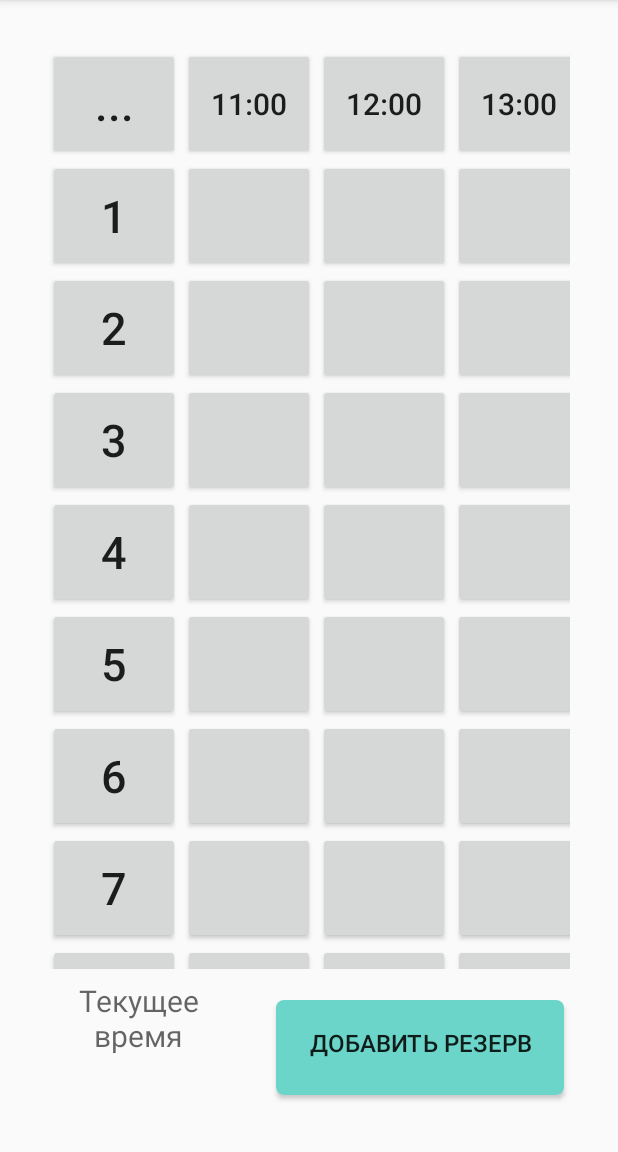
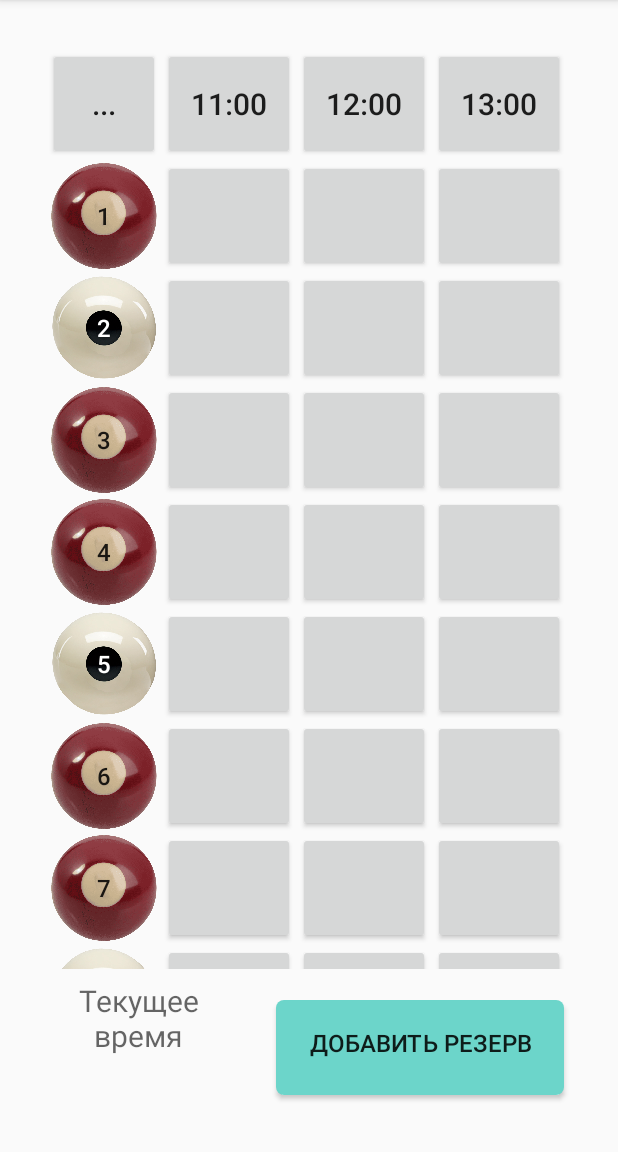
Before and after one commit to Gasayni/Billiard, an Android app: the CommonActivity screen opened directly, with no data from a screen before it, on a phone screen of 412 x 824 dp, the part 84-1236 px from its top. Run offline under Robolectric (Android 15) with nearby library versions, the phone set to English and light mode, and no system bars.

Commit message:
Работает шапка столов с картинками. Подключил для шапки столов БД (табл. Tables)

```diff
--- a/app/src/main/java/com/gas/billiard/CommonActivity.java
+++ b/app/src/main/java/com/gas/billiard/CommonActivity.java
@@ -1,13 +1,11 @@
 package com.gas.billiard;
-
-import static java.time.temporal.ChronoUnit.MINUTES;
 
 import android.annotation.SuppressLint;
 import android.content.ContentValues;
 import android.content.Intent;
 import android.database.Cursor;
 import android.database.sqlite.SQLiteDatabase;
-import android.os.Handler;
+import android.graphics.Color;
 import android.support.v7.app.AppCompatActivity;
 import android.os.Bundle;
 import android.util.Log;
@@ -22,7 +20,6 @@ import java.util.ArrayList;
 import java.util.Date;
 import java.util.List;
 import java.util.Locale;
-import java.util.concurrent.TimeUnit;
 
 public class CommonActivity extends AppCompatActivity implements View.OnClickListener {
     private Date currentTime;
@@ -40,6 +37,8 @@ public class CommonActivity extends AppCompatActivity implements View.OnClickLis
     private final int tableCount = 19;
     Button btnDate, btnTableHead, btnTime, btnTable;
     private int marginLength;
+    // листы для тегов
+    List<Button> btnTableHeadTagsList = new ArrayList<>();
 
     // БД
     DBHelper dbHelper;
@@ -66,7 +65,7 @@ public class CommonActivity extends AppCompatActivity implements View.OnClickLis
         dbHelper = new DBHelper(this);
         database = dbHelper.getWritableDatabase();
         contentValues = new ContentValues();
-//        choseTypeTable();
+        choseTypeTable();
 
         // нам нужно загрузить с Таблиц каждого стола данные о резервах на сегодня
 //        reserveToday();
@@ -128,83 +127,84 @@ public class CommonActivity extends AppCompatActivity implements View.OnClickLis
             int numberTableIndex = cursorTables.getColumnIndex(DBHelper.KEY_ID);
             int typeIndex = cursorTables.getColumnIndex(DBHelper.KEY_TYPE);
             int descriptionIndex = cursorTables.getColumnIndex(DBHelper.KEY_DESCRIPTION);
+            int i = 0;
             do {
-                // находим каждый кнопки столов
+                // находим кнопки столов
                 switch (cursorTables.getInt(numberTableIndex)) {
                     case 1: {
-                        btnTableHead = btnTableHead.findViewWithTag("btnTableHead1");
+                        btnTableHead = btnTableHeadTagsList.get(i).findViewWithTag("btnTableHead1");
                         break;
                     }
                     case 2: {
-                        btnTableHead = btnTableHead.findViewWithTag("btnTableHead2");
+                        btnTableHead = btnTableHeadTagsList.get(i).findViewWithTag("btnTableHead2");
                         break;
                     }
                     case 3: {
-                        btnTableHead = btnTableHead.findViewWithTag("btnTableHead3");
+                        btnTableHead = btnTableHeadTagsList.get(i).findViewWithTag("btnTableHead3");
                         break;
                     }
                     case 4: {
-                        btnTableHead = btnTableHead.findViewWithTag("btnTableHead4");
+                        btnTableHead = btnTableHeadTagsList.get(i).findViewWithTag("btnTableHead4");
                         break;
                     }
                     case 5: {
-                        btnTableHead = btnTableHead.findViewWithTag("btnTableHead5");
+                        btnTableHead = btnTableHeadTagsList.get(i).findViewWithTag("btnTableHead5");
                         break;
                     }
                     case 6: {
-                        btnTableHead = btnTableHead.findViewWithTag("btnTableHead6");
+                        btnTableHead = btnTableHeadTagsList.get(i).findViewWithTag("btnTableHead6");
                         break;
                     }
                     case 7: {
-                        btnTableHead = btnTableHead.findViewWithTag("btnTableHead7");
+                        btnTableHead = btnTableHeadTagsList.get(i).findViewWithTag("btnTableHead7");
                         break;
                     }
                     case 8: {
-                        btnTableHead = btnTableHead.findViewWithTag("btnTableHead8");
+                        btnTableHead = btnTableHeadTagsList.get(i).findViewWithTag("btnTableHead8");
                         break;
                     }
                     case 9: {
-                        btnTableHead = btnTableHead.findViewWithTag("btnTableHead9");
+                        btnTableHead = btnTableHeadTagsList.get(i).findViewWithTag("btnTableHead9");
                         break;
                     }
                     case 10: {
-                        btnTableHead = btnTableHead.findViewWithTag("btnTableHead10");
+                        btnTableHead = btnTableHeadTagsList.get(i).findViewWithTag("btnTableHead10");
                         break;
                     }
                     case 11: {
-                        btnTableHead = btnTableHead.findViewWithTag("btnTableHead11");
+                        btnTableHead = btnTableHeadTagsList.get(i).findViewWithTag("btnTableHead11");
                         break;
                     }
                     case 12: {
-                        btnTableHead = btnTableHead.findViewWithTag("btnTableHead12");
+                        btnTableHead = btnTableHeadTagsList.get(i).findViewWithTag("btnTableHead12");
                         break;
                     }
                     case 13: {
-                        btnTableHead = btnTableHead.findViewWithTag("btnTableHead13");
+                        btnTableHead = btnTableHeadTagsList.get(i).findViewWithTag("btnTableHead13");
                         break;
                     }
                     case 14: {
-                        btnTableHead = btnTableHead.findViewWithTag("btnTableHead14");
+                        btnTableHead = btnTableHeadTagsList.get(i).findViewWithTag("btnTableHead14");
                         break;
                     }
                     case 15: {
-                        btnTableHead = btnTableHead.findViewWithTag("btnTableHead15");
+                        btnTableHead = btnTableHeadTagsList.get(i).findViewWithTag("btnTableHead15");
                         break;
                     }
                     case 16: {
-                        btnTableHead = btnTableHead.findViewWithTag("btnTableHead16");
+                        btnTableHead = btnTableHeadTagsList.get(i).findViewWithTag("btnTableHead16");
                         break;
                     }
                     case 17: {
-                        btnTableHead = btnTableHead.findViewWithTag("btnTableHead17");
+                        btnTableHead = btnTableHeadTagsList.get(i).findViewWithTag("btnTableHead17");
                         break;
                     }
                     case 18: {
-                        btnTableHead = btnTableHead.findViewWithTag("btnTableHead18");
+                        btnTableHead = btnTableHeadTagsList.get(i).findViewWithTag("btnTableHead18");
                         break;
                     }
                     case 19: {
-                        btnTableHead = btnTableHead.findViewWithTag("btnTableHead19");
+                        btnTableHead = btnTableHeadTagsList.get(i).findViewWithTag("btnTableHead19");
                         break;
                     }
                 }
@@ -212,11 +212,11 @@ public class CommonActivity extends AppCompatActivity implements View.OnClickLis
                 // меняем фон кнопки каждого стола, в зависимости от типа стола
                 if (cursorTables.getString(typeIndex).equals("pool")) {
                     btnTableHead.setBackgroundResource(R.drawable.bol_pool1);
-                    btnTableHead.setPadding(28, 0, 0, 0);
                 } else if (cursorTables.getString(typeIndex).equals("pyramid")) {
-                    btnTableHead.setBackgroundResource(R.drawable.bol_pyramide2);
-                    btnTableHead.setPadding(28, 0, 0, 0);
+                    btnTableHead.setBackgroundResource(R.drawable.bol_pyramide1);
+                    btnTableHead.setTextColor(Color.WHITE);
                 }
+                i++;
 
             } while (cursorTables.moveToNext());
         } else {
@@ -672,30 +672,27 @@ public class CommonActivity extends AppCompatActivity implements View.OnClickLis
 
         btnDate = new Button(linTableHead.getContext());
         btnDate.setLayoutParams(new LinearLayout.LayoutParams(
-                LinearLayout.LayoutParams.WRAP_CONTENT,
-                LinearLayout.LayoutParams.WRAP_CONTENT));
+                option.convertDpToPixels(this, 75),
+                option.convertDpToPixels(this, 75)));
 
+        btnDate.setTag("btnChoseDate");
         btnDate.setText("...");
-        btnDate.setTextSize(30);
-        btnDate.setWidth(option.convertDpToPixels(this, 75));
-        btnDate.setHeight(option.convertDpToPixels(this, 75));
+        btnDate.setTextSize(20);
 
         marginBtnTable = (LinearLayout.LayoutParams) btnDate.getLayoutParams();
         marginBtnTable.setMargins(0, 0, marginLength, 0);
 
         linTableHead.addView(btnDate);
-
         for (int i = 0; i < tableCount; i++) {
             btnTableHead = new Button(linTableHead.getContext());
             btnTableHead.setLayoutParams(new LinearLayout.LayoutParams(
-                    LinearLayout.LayoutParams.WRAP_CONTENT,
-                    LinearLayout.LayoutParams.WRAP_CONTENT));
+                    option.convertDpToPixels(this, 75),
+                    option.convertDpToPixels(this, 75)));
 
             btnTableHead.setTag("btnTableHead" + (1 + i));
+            btnTableHeadTagsList.add(btnTableHead);
             btnTableHead.setText((i + 1) + "");
-            btnTableHead.setTextSize(30);
-            btnTableHead.setWidth(option.convertDpToPixels(this, 75));
-            btnTableHead.setHeight(option.convertDpToPixels(this, 75));
+            btnTableHead.setTextSize(16);
 
             marginBtnTable = (LinearLayout.LayoutParams) btnTableHead.getLayoutParams();
             marginBtnTable.setMargins(0, 0, marginLength, 0);
--- a/app/src/main/java/com/gas/billiard/MainActivity.java
+++ b/app/src/main/java/com/gas/billiard/MainActivity.java
@@ -33,7 +33,7 @@ public class MainActivity extends AppCompatActivity implements View.OnClickListe
     List<String> adminsList = new ArrayList<>();
     List<String> passList = new ArrayList<>();
 
-    @SuppressLint("ClickableViewAccessibility")
+    @SuppressLint({"ClickableViewAccessibility", "SetTextI18n"})
     @Override
     protected void onCreate(Bundle savedInstanceState) {
         super.onCreate(savedInstanceState);
@@ -55,8 +55,10 @@ public class MainActivity extends AppCompatActivity implements View.OnClickListe
             return false;
         });
         actvAdmin.setAdapter(adapter);
+        actvAdmin.setText("Алена");   // проверка
 
         etPas = findViewById(R.id.etPas);
+        etPas.setText("1111");        // проверка
 
         btnSetting = findViewById(R.id.btnSetting);
         btnSetting.setOnClickListener(this);
```
Also changed, not shown: app/src/main/res/drawable/bol_pool.png (deleted), app/src/main/res/drawable/bol_pool1.png, app/src/main/res/drawable/bol_pool2.png (added).
